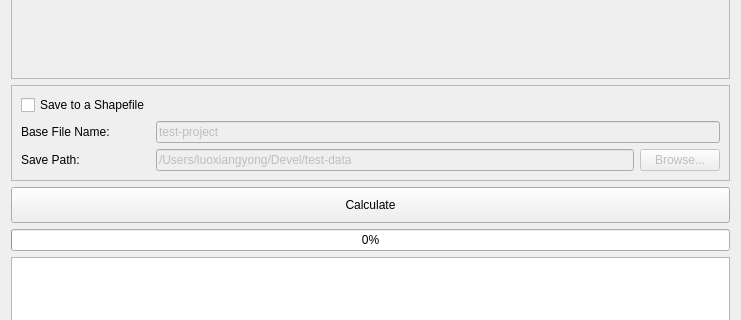
luoxiangyong/qgissprp, file sprp_dialog_base.ui: the form before one commit; both pictures show x 0 to 741 and y 282 to 602 of the 741 by 765 pixel window.
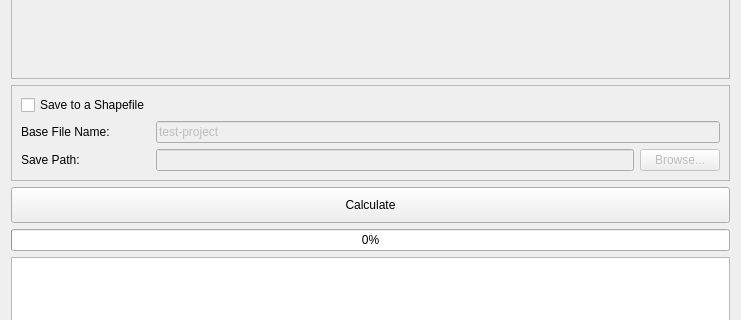
The form after the commit.

Commit message: 删除界面上测试用的路径

What changed in the file:
```diff
--- a/sprp_dialog_base.ui
+++ b/sprp_dialog_base.ui
@@ -420,7 +420,7 @@
              <bool>false</bool>
             </property>
             <property name="text">
-             <string>/Users/luoxiangyong/Devel/test-data</string>
+             <string/>
             </property>
            </widget>
           </item>
```
